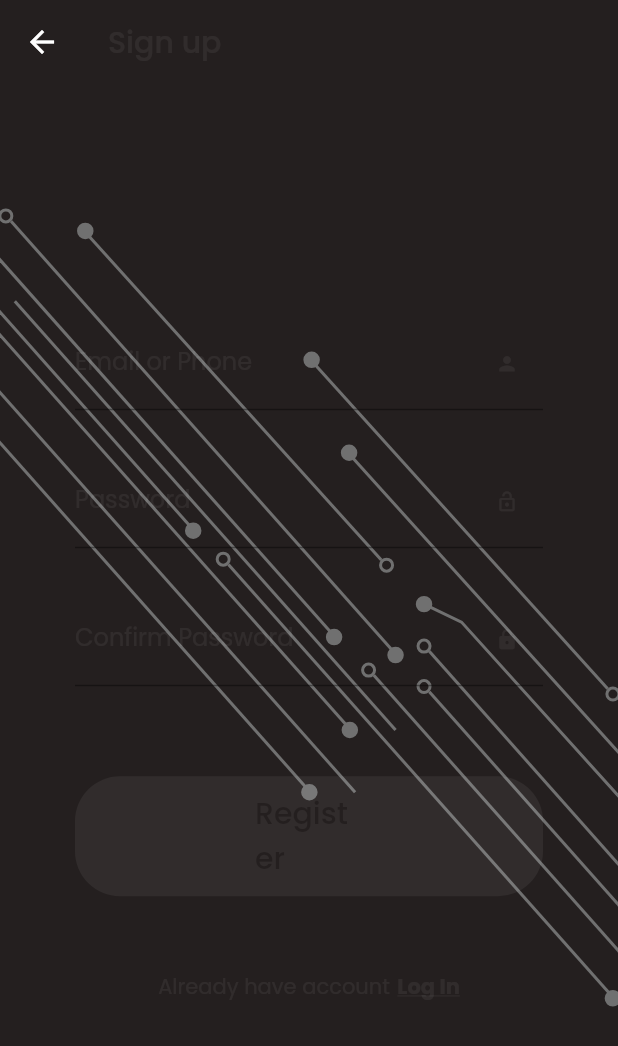
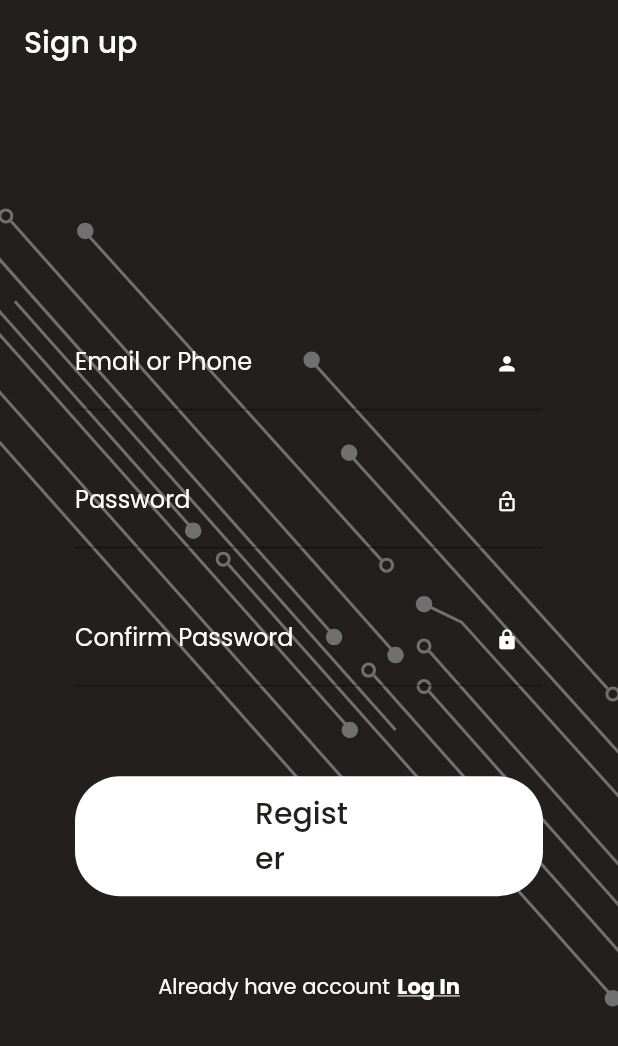
Before and after one commit to Technogeekpro/Mobile_Service, a Flutter app: the SignUp screen opened directly, on a phone screen of 412 x 824 dp. Shown: the top 1046 px of the screen. Run offline on Flutter 3.47's test engine with Material 2 defaults, Android fonts, the phone set to English and light mode, and no system bars; our stand-ins replace carousel_slider, cloud_firestore, firebase_auth, firebase_core, flutter_svg, get and 1 more; accounts and stored records are empty; network calls fail.

Commit message:
Arbaz Commit

```diff
--- a/lib/controller/auth_controller.dart
+++ b/lib/controller/auth_controller.dart
@@ -20,10 +20,14 @@ class FirebaseAuthController extends GetxController {
 
   void login(String email, String password) async {
     try {
+      //getting user in _authResult variable
       UserCredential _authResult = await auth.signInWithEmailAndPassword(
           email: email.trim(), password: password);
+
+      //Pushing logged user in userController
+      //UserController controller = Get.put(userController);
       Get.put(UserController()).user =
-      await Database().getUser(_authResult.user.uid);
+          await Database().getUser(_authResult.user.uid);
     } catch (e) {
       Get.snackbar(
         "Error signing in",
--- a/lib/main.dart
+++ b/lib/main.dart
@@ -4,7 +4,7 @@ import 'package:get/get.dart';
 import 'package:mobile_service/binding/authBinding.dart';
 import 'package:firebase_core/firebase_core.dart';
 
-import 'package:mobile_service/utils/root.dart';
+import 'package:mobile_service/view/signup.dart';
 
 void main() async {
   WidgetsFlutterBinding.ensureInitialized();
@@ -18,7 +18,7 @@ class MyApp extends StatelessWidget {
     return GetMaterialApp(
       initialBinding: AuthBinding(),
       debugShowCheckedModeBanner: false,
-      home: Root(),
+      home: SignUp(),
     );
   }
 }
--- a/lib/widget/colors.dart
+++ b/lib/widget/colors.dart
@@ -2,5 +2,5 @@ import 'package:flutter/material.dart';
 
 class CustomColor {
   static const Color primaryColor = Color(0xfff241F1F);
-  static const Color secondaryColor = Color(0xfffffff);
+  static const Color secondaryColor = Color(0xffffffff);
 }
```
